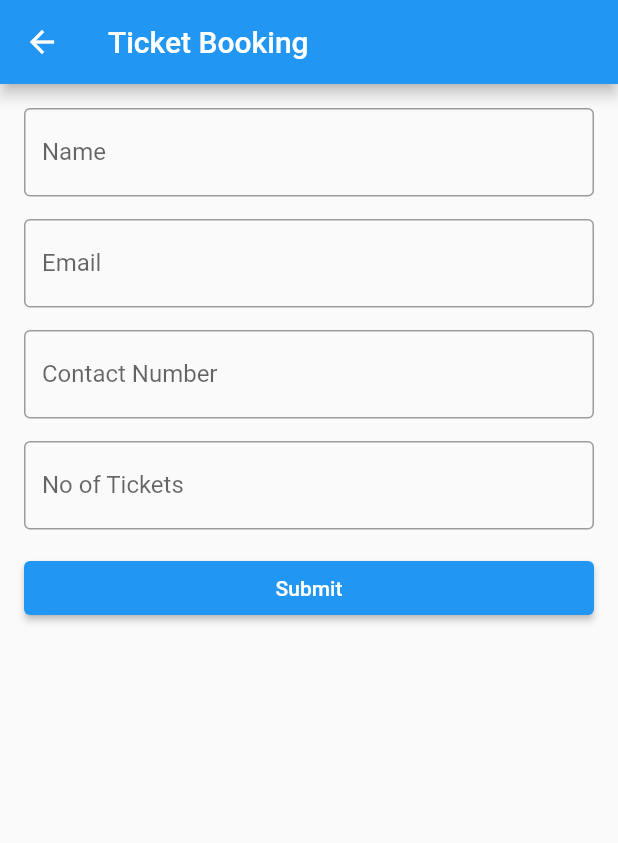
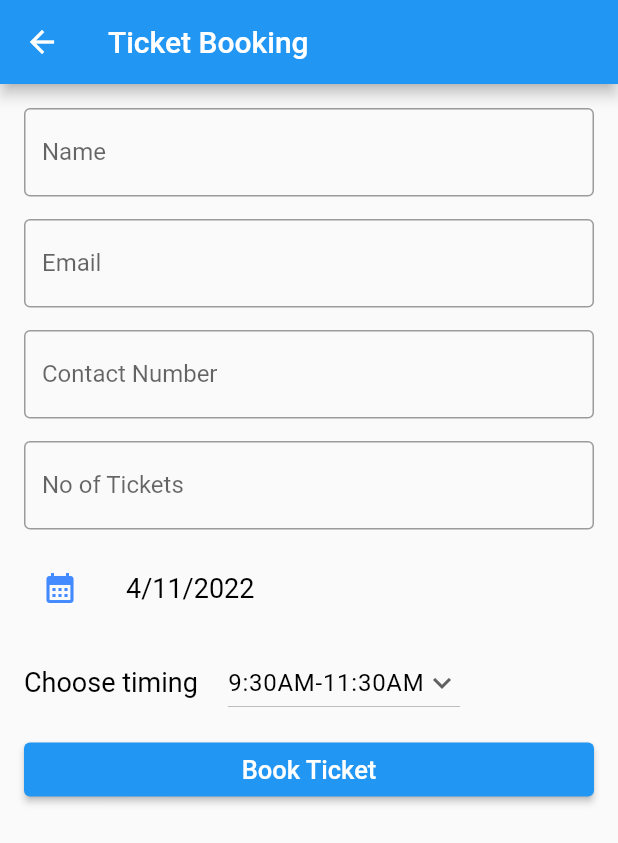
Before and after one commit to karan-nga/MovieApp, a Flutter app: the MoviesDetails screen opened directly with empty values, after a tap on "Book Ticket", on a phone screen of 412 x 824 dp. Shown: the top 843 px of the screen. Run offline on Flutter 3.47's test engine with Material 2 defaults, Android fonts, the phone set to English and light mode, and no system bars; our stand-ins replace firebase_auth, firebase_core, firebase_database, shared_preferences, transparent_image; accounts and stored records are empty; network calls fail.

Commit message:
Added booking page

```diff
--- a/lib/const/constants.dart
+++ b/lib/const/constants.dart
@@ -3,4 +3,5 @@ class ApiConstants{
   static const String ApiKey="7d79a0348d08945377e89a95cd670c5a";
   static const String BaseImage="https://image.tmdb.org/t/p/w500/";
   static const String SearchUrl="https://api.themoviedb.org/3/search/movie?api_key=7d79a0348d08945377e89a95cd670c5a&query=";
+
 }
--- a/lib/screens/booking.dart
+++ b/lib/screens/booking.dart
@@ -1,19 +1,42 @@
+import 'package:firebase_database/firebase_database.dart';
 import 'package:flutter/cupertino.dart';
 import 'package:flutter/material.dart';
 
-import '../reuse/reuseWidget.dart';
+class MovieBooking extends StatefulWidget {
+  final String movieName;
 
-class MovieBooking extends StatefulWidget {
+  MovieBooking(this.movieName);
+
   @override
-  State<MovieBooking> createState() => _MovieBookingState();
+  State<MovieBooking> createState() => _MovieBookingState(movieName);
 }
 
 class _MovieBookingState extends State<MovieBooking> {
+  final timeList = [
+    "9:30AM-11:30AM",
+    "12:30PM-2:30PM",
+    "3PM-5PM",
+    "6:30PM-8:30PM",
+    "9:30PM-11:30PM"
+  ];
+
+  DateTime dt = DateTime(2022, 11, 04);
   final formKey = GlobalKey<FormState>();
   String name = '';
   String email = '';
   String contact = '';
   String ticketNo = '';
+  String dropdownvalue = "9:30AM-11:30AM";
+  String movieName;
+  late DatabaseReference dbRef;
+
+  _MovieBookingState(this.movieName);
+
+  @override
+  void initState() {
+    super.initState();
+    dbRef = FirebaseDatabase.instance.ref().child("Booking Details");
+  }
 
   @override
   Widget build(BuildContext context) {
@@ -42,6 +65,12 @@ class _MovieBookingState extends State<MovieBooking> {
               const SizedBox(
                 height: 15,
               ),
+              dateOnly(),
+              const SizedBox(
+                height: 15,
+              ),
+              timeSelector(),
+              SizedBox(height: 10),
               buildSubmit()
             ],
           ),
@@ -87,6 +116,8 @@ class _MovieBookingState extends State<MovieBooking> {
         validator: (value) {
           if (value!.length > 10) {
             return 'Please enter only 10 digit number';
+          } else if (value.isEmpty) {
+            return 'Please enter 10 digit phone number';
           } else {
             return null;
           }
@@ -109,9 +140,118 @@ class _MovieBookingState extends State<MovieBooking> {
           final isValid = formKey.currentState!.validate();
           if (isValid) {
             formKey.currentState!.save();
+             fireBaseBookingData();
 
           }
         },
-        child: Text("Submit"),
+        child: Text("Book Ticket",style: TextStyle(fontSize: 17),),
+
       );
+
+  Widget datePicker() => Container(
+        child: Expanded(
+          child: Row(
+            children: [
+              IconButton(
+                  onPressed: () async {
+                    DateTime? newDate = await showDatePicker(
+                        context: context,
+                        initialDate: DateTime.now(),
+                        firstDate: DateTime.now().subtract(Duration(days: 1)),
+                        lastDate: DateTime(2100));
+                    if (newDate == null) return;
+                    setState(() => dt = newDate);
+                  },
+                  icon: Icon(
+                    Icons.calendar_month,
+                    color: Colors.black,
+                  )),
+              SizedBox(
+                width: 10,
+              ),
+              TextFormField(
+                  initialValue:
+                      '${dt.day.toString()}/${dt.month.toString()}/${dt.year.toString()}')
+            ],
+          ),
+        ),
+      );
+
+  Widget dateOnly() =>
+      Row(mainAxisAlignment: MainAxisAlignment.start, children: [
+        IconButton(
+            onPressed: () async {
+              DateTime? newDate = await showDatePicker(
+                  context: context,
+                  initialDate: DateTime.now(),
+                  firstDate: DateTime.now().subtract(Duration(days: 1)),
+                  lastDate: DateTime(2100));
+              if (newDate == null) return;
+              setState(() => dt = newDate);
+            },
+            icon: Icon(
+              Icons.calendar_month,
+              color: Colors.blueAccent,
+            )),
+        SizedBox(width: 20),
+        Text(
+          '${dt.day}/${dt.month}/${dt.year}',
+          style: TextStyle(
+            fontSize: 18,
+            color: Colors.black
+          ),
+        )
+      ]);
+
+  Widget timeSelector() =>
+      Row(mainAxisAlignment: MainAxisAlignment.start, children: [
+        Text(
+          "Choose timing",
+          style: TextStyle(
+              fontSize: 18,  color: Colors.black),
+        ),
+        SizedBox(width: 20),
+        DropdownButton(
+          borderRadius: BorderRadius.circular(10),
+
+          dropdownColor: Colors.white,
+          style: TextStyle(
+              fontSize: 16,  color: Colors.black,letterSpacing: 0.5),
+          // Initial Value
+          value: dropdownvalue,
+
+          // Down Arrow Icon
+          icon: const Icon(Icons.keyboard_arrow_down),
+
+          // Array list of items
+          items: timeList.map((String items) {
+            return DropdownMenuItem(
+              value: items,
+              child: Text(items),
+            );
+          }).toList(),
+          // After selecting the desired option,it will
+          // change button value to selected value
+          onChanged: (String? newValue) {
+            setState(() {
+              dropdownvalue = newValue!;
+            });
+          },
+        ),
+      ]);
+
+  void fireBaseBookingData() {
+    Map<String, String> book = {
+      "Movies Name": movieName.trim(),
+      "Customer Name": name.trim(),
+      "Customer Email": email.trim(),
+      "Customer Contact Number": contact.trim(),
+      "Number of Tickets": ticketNo.trim(),
+      "Booking Data":
+          '${dt.day.toString()}/${dt.month.toString()}/${dt.year.toString()}',
+      "Booking Time": dropdownvalue.toString()
+    };
+    dbRef.push().set(book);
+    print(dbRef.onChildAdded.hashCode.toString());
+  }
 }
--- a/lib/screens/detail.dart
+++ b/lib/screens/detail.dart
@@ -18,7 +18,7 @@ class MoviesDetails extends StatelessWidget {
   @override
   Widget build(BuildContext context) {
     final Size size = MediaQuery.of(context).size;
-    return Scaffold(
+    return Scaffold(backgroundColor: Colors.white,
         appBar: PreferredSize(
           preferredSize: Size.fromHeight(size.height / 3),
           child: SafeArea(
@@ -27,7 +27,7 @@ class MoviesDetails extends StatelessWidget {
               backgroundColor: Colors.blue,
               flexibleSpace: FadeInImage.memoryNetwork(
                 placeholder: kTransparentImage,
-                image: "https://image.tmdb.org/t/p/w500${poster}",
+                image: "https://image.tmdb.org/t/p/w500$poster",
                 imageErrorBuilder: (context, error, stackTrace) {
                   return Image.asset('assests/warning.png');
                 },
@@ -36,11 +36,11 @@ class MoviesDetails extends StatelessWidget {
             ),
           ),
         ),
-        body: Container(
-          child: SingleChildScrollView(
+        body: SingleChildScrollView(
           child: Column(
+            verticalDirection: VerticalDirection.down,
+            children: <Widget>[
 
-              children: <Widget>[
               SizedBox(height: 10.0),
               Text(
                 nameMovie,
@@ -48,12 +48,13 @@ class MoviesDetails extends StatelessWidget {
               ),
               SizedBox(height: 10.0),
 
-                 Text("Overview",style: TextStyle(fontWeight: FontWeight.bold,fontSize: 22,)),
+               Text("Overview",style: TextStyle(fontWeight: FontWeight.bold,fontSize: 22)),
               SizedBox(height: 10,),
               Text(
                 overview,
                 style: TextStyle(
-                    fontSize: 18.0,
+                  fontSize: 20.0,
+                  color: Colors.black
                 ),
               ),
               SizedBox(height: 10.0),
@@ -78,7 +79,9 @@ class MoviesDetails extends StatelessWidget {
 
                 ],
               ),
+              SizedBox(height: 30),
               Row(
+                mainAxisAlignment: MainAxisAlignment.center,
                verticalDirection: VerticalDirection.down,
                 children: [
                   firebaseUIButton(context,"Book Ticket",(){
@@ -86,7 +89,7 @@ class MoviesDetails extends StatelessWidget {
                       context,
                       MaterialPageRoute(
                         builder: (BuildContext context) =>
-                              MovieBooking(),
+                            MovieBooking(nameMovie),
                       ),
 
                     );
@@ -97,7 +100,7 @@ class MoviesDetails extends StatelessWidget {
 
           ),
 
-          ),
-        ));
+        )
+    );
   }
 }
--- a/lib/screens/login.dart
+++ b/lib/screens/login.dart
@@ -86,16 +86,17 @@ class _MyLoginState extends State<MyLogin> {
                                 } else if (pass.text.isEmpty) {
                                   snackbar(context, "Please enter password");
                                 } else {
+
                                   SharedPreferences preference =
                                       await SharedPreferences.getInstance();
                                   preference.setString('email', email.text);
+
                                   FirebaseAuth.instance
                                       .signInWithEmailAndPassword(
                                           email: email.text,
                                           password: pass.text)
                                       .then((value) {
-                                        CircularProgressIndicator(color: Colors.blueAccent,);
-                                    snackbar(context, "Login sucessfull");
+                                    snackbar(context, "Login successful");
                                     Navigator.pushAndRemoveUntil(
                                       context,
                                       MaterialPageRoute(
--- a/pubspec.yaml
+++ b/pubspec.yaml
@@ -38,6 +38,7 @@ dependencies:
   http: ^0.13.5
   transparent_image: ^2.0.0
   shared_preferences: ^2.0.15
+  firebase_database: ^10.0.4
 
 
 
```
Also changed, not shown: lib/repo/movies_data.dart (deleted, +0 -9 lines), lib/repo/search_data.dart (deleted, +0 -23 lines), lib/screens/demo.dart (deleted, +0 -52 lines), lib/screens/movie_recent_view.dart (deleted, +0 -15 lines), lib/screens/nav_bar.dart (+13 -7 lines), assests/man.png (added), pubspec.lock. Lines whose indentation alone changed are shown as unchanged.
